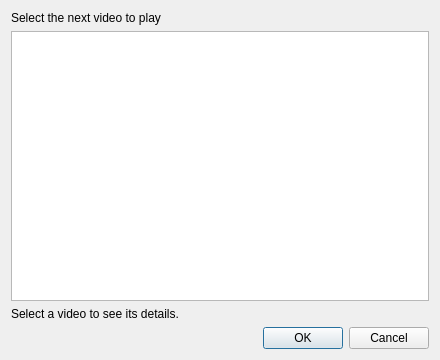
Old version of the form MediaManager/src/QtClasses/UI/Form Files/NextChoiceDialog.ui in the repository PaunescuAndrei/MediaManager.
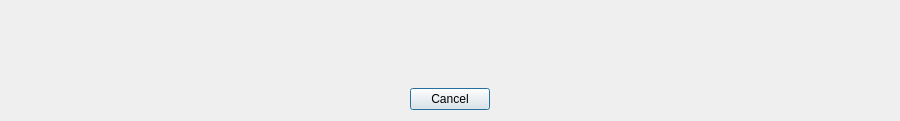
New version of the form.

Commit message: mostly finished multichoice next

The edit to the form file:
```diff
--- a/MediaManager/src/QtClasses/UI/Form Files/NextChoiceDialog.ui
+++ b/MediaManager/src/QtClasses/UI/Form Files/NextChoiceDialog.ui
@@ -6,54 +6,67 @@
    <rect>
     <x>0</x>
     <y>0</y>
-    <width>440</width>
-    <height>360</height>
+    <width>900</width>
+    <height>119</height>
    </rect>
   </property>
   <property name="windowTitle">
    <string>Choose Next Video</string>
   </property>
-  <layout class="QVBoxLayout" name="verticalLayout">
+  <layout class="QVBoxLayout" name="verticalLayout" stretch="1,0">
+   <property name="spacing">
+    <number>9</number>
+   </property>
    <item>
-    <widget class="QLabel" name="titleLabel">
-     <property name="text">
-      <string>Select the next video to play</string>
+    <widget class="QScrollArea" name="scrollArea">
+     <property name="frameShape">
+      <enum>QFrame::Shape::NoFrame</enum>
      </property>
-     <property name="alignment">
-      <set>Qt::AlignmentFlag::AlignLeft|Qt::AlignmentFlag::AlignVCenter</set>
+     <property name="horizontalScrollBarPolicy">
+      <enum>Qt::ScrollBarPolicy::ScrollBarAlwaysOff</enum>
      </property>
-     <property name="wordWrap">
-      <bool>true</bool>
+     <property name="sizeAdjustPolicy">
+      <enum>QAbstractScrollArea::SizeAdjustPolicy::AdjustToContents</enum>
      </property>
-    </widget>
-   </item>
-   <item>
-    <widget class="QListWidget" name="choicesList">
-     <property name="focusPolicy">
-      <enum>Qt::FocusPolicy::StrongFocus</enum>
-     </property>
-     <property name="selectionMode">
-      <enum>QAbstractItemView::SingleSelection</enum>
-     </property>
-     <property name="alternatingRowColors">
+     <property name="widgetResizable">
       <bool>true</bool>
      </property>
-    </widget>
-   </item>
-   <item>
-    <widget class="QLabel" name="choiceDetailsLabel">
-     <property name="text">
-      <string>Select a video to see its details.</string>
-     </property>
-     <property name="wordWrap">
-      <bool>true</bool>
-     </property>
+     <widget class="QWidget" name="scrollAreaWidgetContents">
+      <property name="geometry">
+       <rect>
+        <x>0</x>
+        <y>0</y>
+        <width>882</width>
+        <height>68</height>
+       </rect>
+      </property>
+      <layout class="QGridLayout" name="cardsLayout">
+       <property name="leftMargin">
+        <number>0</number>
+       </property>
+       <property name="topMargin">
+        <number>0</number>
+       </property>
+       <property name="rightMargin">
+        <number>0</number>
+       </property>
+       <property name="bottomMargin">
+        <number>0</number>
+       </property>
+       <property name="spacing">
+        <number>12</number>
+       </property>
+      </layout>
+     </widget>
     </widget>
    </item>
    <item>
     <widget class="QDialogButtonBox" name="buttonBox">
      <property name="standardButtons">
-      <set>QDialogButtonBox::Cancel|QDialogButtonBox::Ok</set>
+      <set>QDialogButtonBox::StandardButton::Cancel</set>
+     </property>
+     <property name="centerButtons">
+      <bool>true</bool>
      </property>
     </widget>
    </item>
```
The commit also changes 5 other files.
